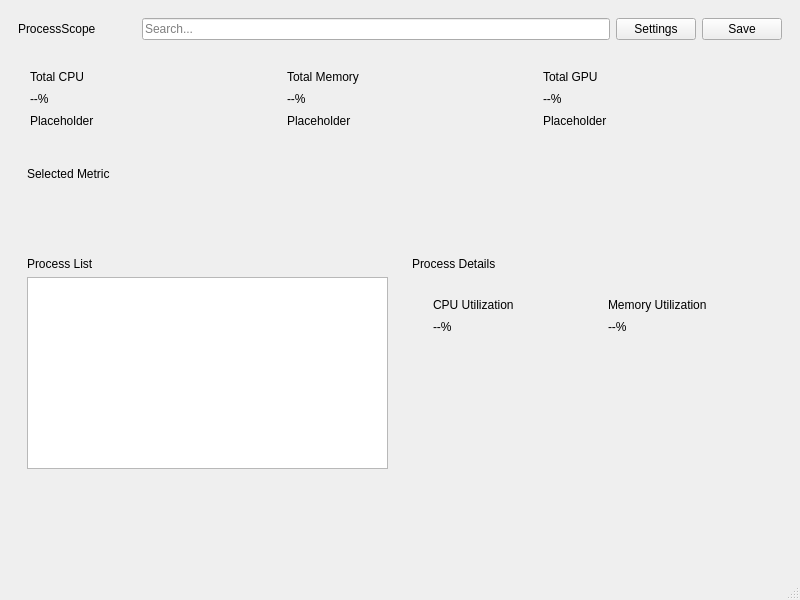
The window that src/Viewer.ui (mrcarlino/process-scope) describes before a commit, drawn with Qt 5.
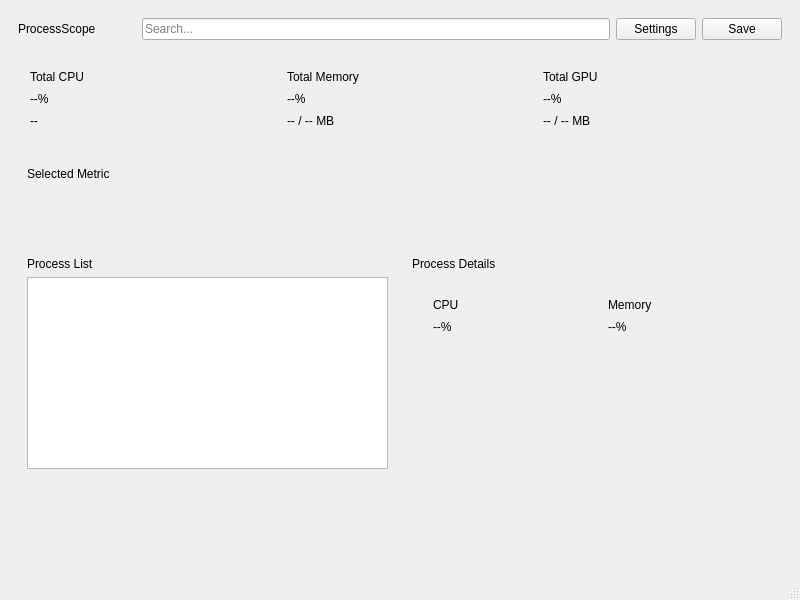
The same window after the commit.

The edit to the form file:
```diff
--- a/src/Viewer.ui
+++ b/src/Viewer.ui
@@ -130,7 +130,7 @@
           <item>
            <widget class="QLabel" name="totalCpuSubLabel">
             <property name="text">
-             <string>Placeholder</string>
+             <string>--</string>
             </property>
            </widget>
           </item>
@@ -181,7 +181,7 @@
           <item>
            <widget class="QLabel" name="totalMemorySubLabel">
             <property name="text">
-             <string>Placeholder</string>
+             <string>-- / -- MB</string>
             </property>
            </widget>
           </item>
@@ -232,7 +232,7 @@
           <item>
            <widget class="QLabel" name="totalGpuSubLabel">
             <property name="text">
-             <string>Placeholder</string>
+             <string>-- / -- MB</string>
             </property>
            </widget>
           </item>
@@ -377,7 +377,7 @@
                 <item>
                  <widget class="QLabel" name="processCpuCardLabel">
                   <property name="text">
-                   <string>CPU Utilization</string>
+                   <string>CPU</string>
                   </property>
                  </widget>
                 </item>
@@ -418,7 +418,7 @@
                 <item>
                  <widget class="QLabel" name="processMemoryCardLabel">
                   <property name="text">
-                   <string>Memory Utilization</string>
+                   <string>Memory</string>
                   </property>
                  </widget>
                 </item>
```
